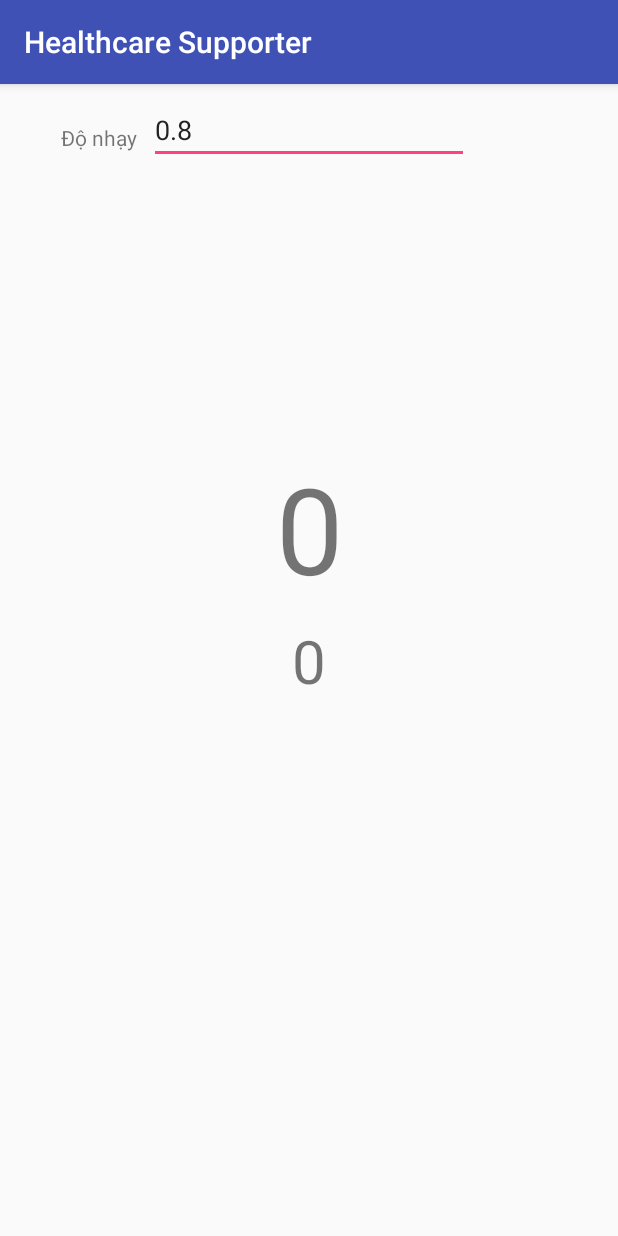
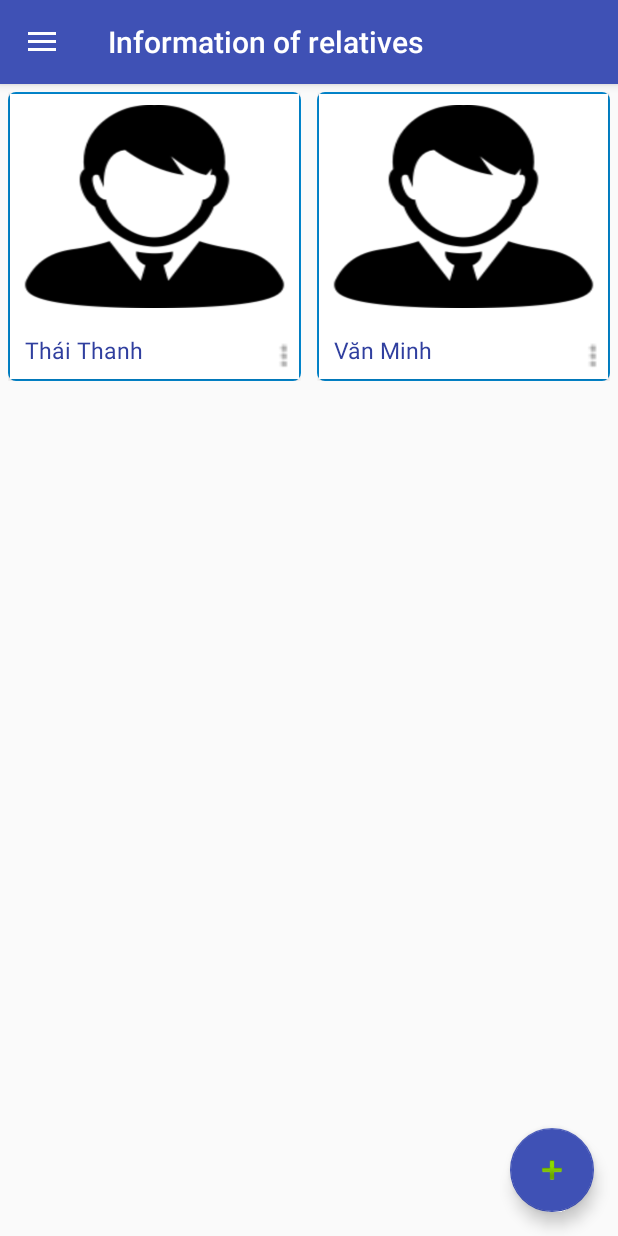
Before and after one commit to TruongThanhIT/HealthCareSupporter, an Android app: the MainActivity screen opened directly, with no data from a screen before it, in the side drawer, after a tap on "Relatives", on a phone screen of 412 x 824 dp. Run offline under Robolectric (Android 15) with nearby library versions, the phone set to English and light mode, and no system bars; our stand-ins replace ButterKnife.

Commit message:
HCS-10 Implement show information of relative screen

```diff
--- a/app/build.gradle
+++ b/app/build.gradle
@@ -30,6 +30,9 @@ dependencies {
     compile 'com.android.support:design:25.2.0'
     compile 'com.jakewharton:butterknife:8.6.0'
     compile 'com.android.support:support-v4:25.2.0'
+    compile 'com.android.support:recyclerview-v7:25.2.0'
+    compile 'com.android.support:cardview-v7:25.2.0'
     testCompile 'junit:junit:4.12'
     annotationProcessor 'com.jakewharton:butterknife-compiler:8.6.0'
+
 }
--- a/app/src/main/java/mobi/devteam/demofalldetector/activity/MainActivity.java
+++ b/app/src/main/java/mobi/devteam/demofalldetector/activity/MainActivity.java
@@ -16,8 +16,10 @@ import android.support.v7.widget.Toolbar;
 import android.view.Menu;
 import android.view.MenuItem;
 
+import butterknife.BindView;
 import mobi.devteam.demofalldetector.R;
 import mobi.devteam.demofalldetector.fragment.HomeFragment;
+import mobi.devteam.demofalldetector.fragment.RelativeListFragment;
 
 public class MainActivity extends AppCompatActivity
         implements NavigationView.OnNavigationItemSelectedListener {
@@ -82,17 +84,18 @@ public class MainActivity extends AppCompatActivity
         // Handle navigation view item clicks here.
 
         FragmentTransaction fragmentTransaction = fragmentManager.beginTransaction();
-        switch (item.getItemId()){
-            case R.id.nav_home :
+        switch (item.getItemId()) {
+            case R.id.nav_home:
                 fragmentTransaction.replace(R.id.frame_container, HomeFragment.newInstance());
                 fragmentTransaction.commit();
                 break;
             case R.id.nav_relatives:
-//                fragmentTransaction.remove(
-//                        R.id.frame_container,
-//                )
-            case R.id.nav_test_faling :
-                Intent intent = new Intent(MainActivity.this,TestActivity.class);
+                fragmentTransaction.replace(R.id.frame_container, RelativeListFragment.
+                        newInstance());
+                fragmentTransaction.commit();
+                break;
+            case R.id.nav_test_faling:
+                Intent intent = new Intent(MainActivity.this, TestActivity.class);
                 startActivity(intent);
                 break;
         }
--- /dev/null
+++ b/app/src/main/java/mobi/devteam/demofalldetector/adapter/RelativeAdapter.java
@@ -0,0 +1,112 @@
+package mobi.devteam.demofalldetector.adapter;
+
+import android.app.Activity;
+import android.support.v7.widget.PopupMenu;
+import android.support.v7.widget.RecyclerView;
+import android.view.LayoutInflater;
+import android.view.MenuInflater;
+import android.view.MenuItem;
+import android.view.View;
+import android.view.ViewGroup;
+import android.widget.ImageView;
+import android.widget.TextView;
+import android.widget.Toast;
+
+import java.util.ArrayList;
+
+import butterknife.BindView;
+import butterknife.ButterKnife;
+import mobi.devteam.demofalldetector.R;
+import mobi.devteam.demofalldetector.model.Relative;
+import mobi.devteam.demofalldetector.utils.Tools;
+
+/**
+ * Created by DELL on 5/21/2017.
+ */
+
+public class RelativeAdapter extends RecyclerView.Adapter<RelativeAdapter.RelativeHolder> {
+    private Activity mActivity;
+    private RecyclerView mRecyclerView;
+    ArrayList<Relative> relatives;
+
+    public RelativeAdapter(Activity mActivity, RecyclerView mRecyclerView, ArrayList<Relative> relatives) {
+        this.mActivity = mActivity;
+        this.mRecyclerView = mRecyclerView;
+        this.relatives = relatives;
+    }
+
+    @Override
+    public RelativeAdapter.RelativeHolder onCreateViewHolder(ViewGroup parent, int viewType) {
+        View view = LayoutInflater.from(parent.getContext()).inflate(R.layout.item_relative_list,
+                parent, false);
+        RelativeHolder holder = new RelativeHolder(view);
+        return holder;
+    }
+
+    @Override
+    public void onBindViewHolder(final RelativeAdapter.RelativeHolder holder, final int position) {
+        final Relative relative = relatives.get(position);
+        // Displaying text view data
+        // Convert bytes data into a Bitmap
+        holder.imgRelatives.setImageBitmap(Tools.convertByteArrayToBitmap(relative.getAvatar()));
+        holder.txtName.setText(relative.getName());
+        holder.imgMenu.setOnClickListener(new View.OnClickListener() {
+            @Override
+            public void onClick(View v) {
+                showPopupMenu(holder.imgRelatives);
+            }
+        });
+//        Set default relative name
+    }
+    /**
+     * Showing popup menu when tapping on 3 dots
+     */
+    private void showPopupMenu(ImageView imgRelative) {
+        // inflate menu
+        PopupMenu popup = new PopupMenu(mActivity, imgRelative);
+        MenuInflater inflater = popup.getMenuInflater();
+        inflater.inflate(R.menu.actions_relatives_list, popup.getMenu());
+        popup.setOnMenuItemClickListener(new MyMenuItemClickListener());
+        popup.show();
+    }
+    /**
+     * Click listener for popup menu items
+     */
+    class MyMenuItemClickListener implements PopupMenu.OnMenuItemClickListener {
+        public MyMenuItemClickListener() {
+        }
+
+        @Override
+        public boolean onMenuItemClick(MenuItem menuItem) {
+            switch (menuItem.getItemId()) {
+                case R.id.mnuEdit:
+                    Toast.makeText(mActivity, mActivity.getString(R.string.edit),Toast.LENGTH_SHORT).show();
+                    return true;
+
+                case R.id.mnuDelete:
+                    Toast.makeText(mActivity, mActivity.getString(R.string.delete),Toast.LENGTH_SHORT).show();
+                    return true;
+                default:
+            }
+            return false;
+        }
+    }
+    @Override
+    public int getItemCount() {
+        return relatives.size();
+    }
+
+    public class RelativeHolder extends RecyclerView.ViewHolder {
+        @BindView(R.id.imgRelatives)
+        ImageView imgRelatives;
+        @BindView(R.id.txtRelativesName)
+        TextView txtName;
+        @BindView(R.id.imgMenu)
+        ImageView imgMenu;
+
+        public RelativeHolder(View itemView) {
+            super(itemView);
+            ButterKnife.bind(this, itemView);
+        }
+    }
+}
--- /dev/null
+++ b/app/src/main/java/mobi/devteam/demofalldetector/fragment/RelativeListFragment.java
@@ -0,0 +1,110 @@
+package mobi.devteam.demofalldetector.fragment;
+
+import android.content.Context;
+import android.content.Intent;
+import android.graphics.Bitmap;
+import android.graphics.BitmapFactory;
+import android.net.Uri;
+import android.os.Bundle;
+import android.support.design.widget.FloatingActionButton;
+import android.support.v4.app.Fragment;
+import android.support.v7.widget.GridLayoutManager;
+import android.support.v7.widget.RecyclerView;
+import android.view.LayoutInflater;
+import android.view.View;
+import android.view.ViewGroup;
+
+import java.util.ArrayList;
+import java.util.Calendar;
+
+import butterknife.BindView;
+import butterknife.ButterKnife;
+import butterknife.OnClick;
+import mobi.devteam.demofalldetector.R;
+import mobi.devteam.demofalldetector.activity.CreateRelativeActivity;
+import mobi.devteam.demofalldetector.activity.MainActivity;
+import mobi.devteam.demofalldetector.adapter.RelativeAdapter;
+import mobi.devteam.demofalldetector.model.Relative;
+import mobi.devteam.demofalldetector.utils.Tools;
+
+public class RelativeListFragment extends Fragment {
+    @BindView(R.id.rccv_relative_list)
+    RecyclerView recyclerViewRelatives;
+
+    private RelativeAdapter mAdapter;
+    private GridLayoutManager mLayoutManager;
+    private ArrayList<Relative> relatives;
+
+    public RelativeListFragment() {
+        // Required empty public constructor
+    }
+
+    public static RelativeListFragment newInstance() {
+        RelativeListFragment fragment = new RelativeListFragment();
+        Bundle args = new Bundle();
+        fragment.setArguments(args);
+        return fragment;
+    }
+
+    @Override
+    public void onCreate(Bundle savedInstanceState) {
+        super.onCreate(savedInstanceState);
+    }
+
+    @Override
+    public View onCreateView(LayoutInflater inflater, ViewGroup container,
+                             Bundle savedInstanceState) {
+        getActivity().setTitle(R.string.tittle_manage_relatives);
+//        ((MainActivity) getActivity()).showFab();
+        setHasOptionsMenu(true);
+        View view = inflater.inflate(R.layout.fragment_relative_list, container, false);
+        ButterKnife.bind(this, view);
+        mLayoutManager = new GridLayoutManager(getActivity(), 2);
+        recyclerViewRelatives.setLayoutManager(mLayoutManager);
+        recyclerViewRelatives.setHasFixedSize(true);
+        relatives = new ArrayList<>();
+        setDummyData();
+        mAdapter = new RelativeAdapter(getActivity(), recyclerViewRelatives, relatives);
+        recyclerViewRelatives.setAdapter(mAdapter);
+        mAdapter.notifyDataSetChanged();
+        return view;
+    }
+
+    private void setDummyData() {
+        Relative relative = new Relative();
+        relative.setId(Calendar.getInstance().getTimeInMillis());
+        relative.setName("Thái Thanh");
+        Bitmap bitmapImg = BitmapFactory.decodeResource(getActivity().getResources(),
+                R.drawable.image_user_login);
+        relative.setAvatar(Tools.convertBitmapToByteAray(bitmapImg));
+        relative.setPhone("01234567890");
+
+        Relative relative1 = new Relative();
+        relative1.setId(Calendar.getInstance().getTimeInMillis());
+        relative1.setName("Văn Minh");
+        Bitmap bitmapImg1 = BitmapFactory.decodeResource(getActivity().getResources(),
+                R.drawable.image_user_login);
+        relative1.setAvatar(Tools.convertBitmapToByteAray(bitmapImg1));
+        relative1.setPhone("090909567890");
+
+        relatives.add(relative);
+        relatives.add(relative1);
+    }
+
+    @Override
+    public void onAttach(Context context) {
+        super.onAttach(context);
+    }
+
+    @Override
+    public void onDetach() {
+        super.onDetach();
+    }
+
+    @OnClick(R.id.fab_add_relative)
+    public void add(){
+        Intent intent = new Intent(this.getContext(), CreateRelativeActivity.class);
+        startActivity(intent);
+    }
+
+}
--- /dev/null
+++ b/app/src/main/java/mobi/devteam/demofalldetector/model/Relative.java
@@ -0,0 +1,90 @@
+package mobi.devteam.demofalldetector.model;
+
+import android.os.Parcel;
+import android.os.Parcelable;
+
+/**
+ * Created by DELL on 5/21/2017.
+ */
+
+public class Relative implements Parcelable {
+    private long id;
+    private String name;
+    private byte[] avatar;
+    private String phone;
+
+    public Relative() {
+    }
+
+    public long getId() {
+        return id;
+    }
+
+    public void setId(long id) {
+        this.id = id;
+    }
+
+    public String getName() {
+        return name;
+    }
+
+    public void setName(String name) {
+        this.name = name;
+    }
+
+    public byte[] getAvatar() {
+        return avatar;
+    }
+
+    public void setAvatar(byte[] avatar) {
+        this.avatar = avatar;
+    }
+
+    public String getPhone() {
+        return phone;
+    }
+
+    public void setPhone(String phone) {
+        this.phone = phone;
+    }
+
+    @Override
+    public String toString() {
+        return "Relative{" +
+                "name='" + name + '\'' +
+                ", phone='" + phone + '\'' +
+                '}';
+    }
+
+    protected Relative(Parcel in) {
+        id = in.readLong();
+        name = in.readString();
+        avatar = in.createByteArray();
+        phone = in.readString();
+    }
+
+    public static final Creator<Relative> CREATOR = new Creator<Relative>() {
+        @Override
+        public Relative createFromParcel(Parcel in) {
+            return new Relative(in);
+        }
+
+        @Override
+        public Relative[] newArray(int size) {
+            return new Relative[size];
+        }
+    };
+
+    @Override
+    public int describeContents() {
+        return 0;
+    }
+
+    @Override
+    public void writeToParcel(Parcel dest, int flags) {
+        dest.writeLong(id);
+        dest.writeString(name);
+        dest.writeByteArray(avatar);
+        dest.writeString(phone);
+    }
+}
--- /dev/null
+++ b/app/src/main/java/mobi/devteam/demofalldetector/utils/Tools.java
@@ -0,0 +1,34 @@
+package mobi.devteam.demofalldetector.utils;
+
+import android.graphics.Bitmap;
+import android.graphics.BitmapFactory;
+import android.graphics.drawable.BitmapDrawable;
+import android.widget.ImageView;
+
+import java.io.ByteArrayOutputStream;
+
+/**
+ * Created by DELL on 5/21/2017.
+ */
+
+public class Tools {
+    // Category tools
+    public static final Bitmap convertImageViewToBitmap(ImageView imgStudent) {
+        BitmapDrawable drawable = (BitmapDrawable) imgStudent.getDrawable();
+        Bitmap bitmap = drawable.getBitmap();
+        Bitmap resized = Bitmap.createScaledBitmap(bitmap, 500, 500, true);
+        return resized;
+    }
+
+    public static final byte[] convertBitmapToByteAray(Bitmap bitmap) {
+        Bitmap resized = Bitmap.createScaledBitmap(bitmap, 500, 500, true);
+        ByteArrayOutputStream stream = new ByteArrayOutputStream();
+        resized.compress(Bitmap.CompressFormat.PNG, 100, stream);
+        byte[] byteArray = stream.toByteArray();
+        return byteArray;
+    }
+    public static final Bitmap convertByteArrayToBitmap(byte[] byteArray) {
+        Bitmap bitmap = BitmapFactory.decodeByteArray(byteArray, 0, byteArray.length);
+        return bitmap;
+    }
+}
--- /dev/null
+++ b/app/src/main/res/drawable-xxxhdpi/bg_item.xml
@@ -0,0 +1,13 @@
+<?xml version="1.0" encoding="utf-8"?>
+<shape xmlns:android="http://schemas.android.com/apk/res/android" >
+
+    <gradient
+        android:angle="0"
+        android:endColor="#0288d1"
+        android:startColor="#0288d1" />
+
+    <corners
+       android:radius="5dp" >
+    </corners>
+
+</shape>
--- a/app/src/main/res/layout/activity_create_relative.xml
+++ b/app/src/main/res/layout/activity_create_relative.xml
@@ -8,7 +8,7 @@
     tools:context="mobi.devteam.demofalldetector.activity.CreateRelativeActivity">
 
     <ImageView
-        android:id="@+id/imgCreateCategory"
+        android:id="@+id/imgCreateRelative"
         android:layout_width="@dimen/size_200"
         android:layout_height="@dimen/size_200"
         android:layout_gravity="center"
--- /dev/null
+++ b/app/src/main/res/layout/fragment_relative_list.xml
@@ -0,0 +1,29 @@
+<FrameLayout xmlns:android="http://schemas.android.com/apk/res/android"
+    xmlns:tools="http://schemas.android.com/tools"
+    android:layout_width="match_parent"
+    android:layout_height="match_parent"
+    xmlns:app="http://schemas.android.com/apk/res-auto"
+    tools:context="mobi.devteam.demofalldetector.fragment.RelativeListFragment">
+
+    <!-- TODO: Update blank fragment layout -->
+    <android.support.v7.widget.RecyclerView
+        android:id="@+id/rccv_relative_list"
+        android:layout_width="match_parent"
+        android:layout_height="match_parent">
+
+    </android.support.v7.widget.RecyclerView>
+    <android.support.design.widget.FloatingActionButton
+        android:id="@+id/fab_add_relative"
+        android:layout_width="wrap_content"
+        android:layout_height="wrap_content"
+        android:layout_gravity="bottom|end"
+        android:layout_marginBottom="@dimen/fab_margin"
+        android:layout_marginEnd="@dimen/fab_margin"
+        android:layout_marginRight="@dimen/fab_margin"
+        app:backgroundTint="@color/colorPrimary"
+        app:layout_constraintBottom_toBottomOf="parent"
+        app:layout_constraintRight_toRightOf="parent"
+        app:rippleColor="@color/fab_riper_color"
+        app:srcCompat="@android:drawable/ic_input_add" />
+
+</FrameLayout>
--- /dev/null
+++ b/app/src/main/res/layout/item_relative_list.xml
@@ -0,0 +1,56 @@
+<LinearLayout xmlns:android="http://schemas.android.com/apk/res/android"
+    xmlns:card_view="http://schemas.android.com/apk/res-auto"
+    android:layout_width="match_parent"
+    android:layout_margin="@dimen/size_5"
+    android:background="@drawable/bg_item"
+    android:layout_height="wrap_content">
+
+    <android.support.v7.widget.CardView
+        android:id="@+id/card_view"
+        android:layout_width="match_parent"
+        android:layout_height="match_parent"
+        android:layout_gravity="center"
+        android:layout_margin="@dimen/size_1"
+        android:elevation="@dimen/size_3"
+        card_view:cardCornerRadius="@dimen/size_0">
+
+        <RelativeLayout
+            android:layout_width="match_parent"
+            android:layout_height="match_parent">
+
+            <ImageView
+                android:id="@+id/imgRelatives"
+                android:layout_width="match_parent"
+                android:layout_height="@dimen/size_150"
+                android:background="?attr/selectableItemBackgroundBorderless"
+                android:clickable="true"
+                android:padding="@dimen/size_7"
+                android:scaleType="fitXY" />
+            <TextView
+                android:textColor="@color/colorPrimaryDark"
+                android:id="@+id/txtRelativesName"
+                android:layout_width="match_parent"
+                android:layout_height="wrap_content"
+                android:layout_below="@id/imgRelatives"
+                android:paddingBottom="@dimen/size_5"
+                android:paddingLeft="@dimen/size_10"
+                android:paddingRight="@dimen/size_10"
+                android:layout_marginTop="@dimen/size_10"
+                android:maxLength="@integer/size_15"
+                android:textSize="@dimen/size_text_15" />
+
+            <ImageView
+                android:id="@+id/imgMenu"
+                android:layout_width="@dimen/size_20"
+                android:layout_height="@dimen/size_30"
+                android:layout_alignParentRight="true"
+                android:layout_below="@id/imgRelatives"
+                android:layout_marginTop="@dimen/size_10"
+                android:scaleType="centerCrop"
+                android:src="@drawable/ic_dots" />
+
+        </RelativeLayout>
+
+    </android.support.v7.widget.CardView>
+
+</LinearLayout>
--- /dev/null
+++ b/app/src/main/res/menu/actions_relatives_list.xml
@@ -0,0 +1,14 @@
+<?xml version="1.0" encoding="utf-8"?>
+<menu xmlns:android="http://schemas.android.com/apk/res/android"
+    xmlns:app="http://schemas.android.com/apk/res-auto">
+    <item
+        android:id="@+id/mnuEdit"
+        app:showAsAction="ifRoom"
+        android:orderInCategory="100"
+        android:title="@string/edit" />
+    <item
+        android:id="@+id/mnuDelete"
+        app:showAsAction="ifRoom"
+        android:orderInCategory="101"
+        android:title="@string/delete" />
+</menu>
--- a/app/src/main/res/values/dimen.xml
+++ b/app/src/main/res/values/dimen.xml
@@ -1,9 +1,15 @@
 <?xml version="1.0" encoding="utf-8"?>
 <resources>
+    <dimen name="size_0">0dp</dimen>
+    <dimen name="size_1">1dp</dimen>
+    <dimen name="size_3">3dp</dimen>
     <dimen name="size_5">5dp</dimen>
+    <dimen name="size_7">7dp</dimen>
     <dimen name="size_10">10dp</dimen>
     <dimen name="size_15">15dp</dimen>
     <dimen name="size_20">20dp</dimen>
+    <dimen name="size_30">30dp</dimen>
+    <dimen name="size_150">150dp</dimen>
     <dimen name="size_180">180dp</dimen>
     <dimen name="size_200">200dp</dimen>
     <dimen name="size_300">300dp</dimen>
--- /dev/null
+++ b/app/src/main/res/values/integer.xml
@@ -0,0 +1,4 @@
+<?xml version="1.0" encoding="utf-8"?>
+<resources>
+    <integer name="size_15">15</integer>
+</resources>
--- a/app/src/main/res/values/strings.xml
+++ b/app/src/main/res/values/strings.xml
@@ -24,5 +24,14 @@
     <!--Create information of relative-->
     <string name="nameText">Name <font color='red'>*</font> </string>
     <string name="phoneText">Phone <font color='red'>*</font> </string>
+    <string name="err_image">Choose image</string>
+
+    <!-- TODO: Remove or change this placeholder text -->
+    <string name="hello_blank_fragment">Hello blank fragment</string>
+
+    <!--Relatives screen-->
+    <string name="edit">Edit</string>
+    <string name="delete">Delete</string>
+    <string name="tittle_manage_relatives">Information of relatives</string>
 
 </resources>
```
Also changed, not shown: app/src/main/AndroidManifest.xml (+6 -4 lines), app/src/main/java/mobi/devteam/demofalldetector/activity/CreateRelativeActivity.java (+45 -0 lines), app/src/main/res/layout/fragment_home.xml (+5 -6 lines), app/src/main/res/drawable-xxxhdpi/ic_dots.png (added).
